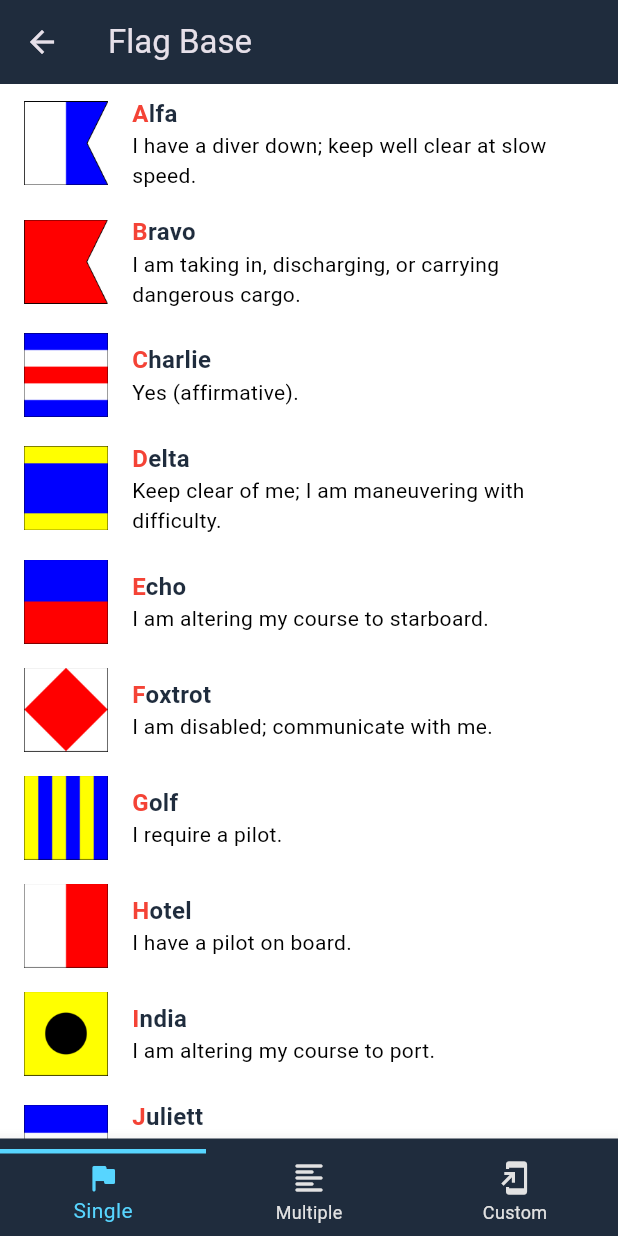
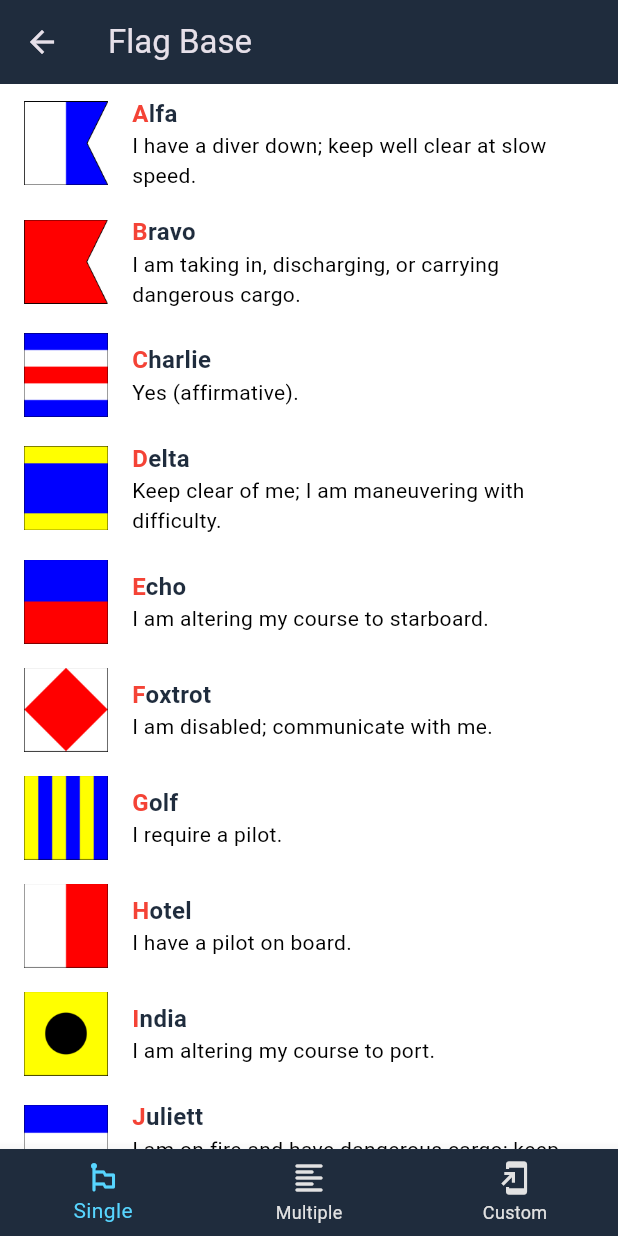
Before and after one commit to nmikolaj/signal_flags_app, a Flutter app: the screen it shows after launch, after a tap on "Study", on a phone screen of 412 x 824 dp. Run offline on Flutter 3.47's test engine with Material 3 defaults, Android fonts, the phone set to English and light mode, and no system bars; our stand-ins replace get, share_plus, stroke_text; missing offline and left inert: widgets_to_image.

Commit message:
refactor build button and undo navbar display

```diff
--- a/lib/display/dataset/dataset_screen.dart
+++ b/lib/display/dataset/dataset_screen.dart
@@ -355,58 +355,31 @@ class DatasetScreen extends StatelessWidget {
           ),
         ],
       ),
-      bottomNavigationBar: Obx(() =>
-        BottomNavigationBar(
+      bottomNavigationBar: Obx(() => BottomNavigationBar(
             currentIndex: controller.selectedMode.value - 1,
             onTap: (index) {
               controller.updateMode(index + 1);
             },
+
             backgroundColor: kBackgroundColor2,
             selectedItemColor: Color.fromARGB(255, 87, 213, 255),
             unselectedItemColor: Color.fromARGB(255, 226, 226, 226),
-          items: _buildBottomNavigationBarItems(controller),
+
+            items: [
+              BottomNavigationBarItem(
+                icon: const Icon(Icons.emoji_flags_rounded),
+                label: 'dataset_screen.single'.tr,
               ),
+              BottomNavigationBarItem(
+                icon: const Icon(Icons.format_align_left_rounded),
+                label: 'dataset_screen.multiple'.tr,
               ),
+              BottomNavigationBarItem(
+                icon: const Icon(Icons.add_to_home_screen),
+                label: 'dataset_screen.custom'.tr,
+              ),
+            ],
+          )),
     );
   }
 }
-
-List<BottomNavigationBarItem> _buildBottomNavigationBarItems(DatasetController controller) {
-  return [
-    _buildNavItem(
-      icon: const Icon(Icons.flag_rounded),
-      label: 'dataset_screen.single'.tr,
-      isSelected: controller.selectedMode.value == 1,
-    ),
-    _buildNavItem(
-      icon: const Icon(Icons.format_align_left_rounded),
-      label: 'dataset_screen.multiple'.tr,
-      isSelected: controller.selectedMode.value == 2,
-    ),
-    _buildNavItem(
-      icon: const Icon(Icons.add_to_home_screen),
-      label: 'dataset_screen.custom'.tr,
-      isSelected: controller.selectedMode.value == 3,
-    ),
-  ];
-}
-
-BottomNavigationBarItem _buildNavItem({
-  required Icon icon,
-  required String label,
-  required bool isSelected,
-}) {
-  return BottomNavigationBarItem(
-    icon: Column(
-      children: [
-        Container(
-          height: 3.0,
-          color: isSelected ? Color.fromARGB(255, 87, 213, 255) : kBackgroundColor2,
-        ),
-        const SizedBox(height: 4.0),
-        icon,
-      ],
-    ),
-    label: label,
-  );
-}
--- a/lib/display/home/home_screen.dart
+++ b/lib/display/home/home_screen.dart
@@ -3,11 +3,9 @@ import 'package:get/get.dart';
 import 'package:signal_flags_app/controllers/language_controller.dart';
 import 'package:signal_flags_app/display/dataset/dataset_screen.dart';
 import 'package:signal_flags_app/display/quiz/quiz_menu_screen.dart';
-import 'package:signal_flags_app/display/quiz/quiz_screen.dart';
 import 'package:signal_flags_app/display/signal/signal_menu_screen.dart';
-import 'package:signal_flags_app/display/transmit/transmit_screen.dart';
 import 'package:signal_flags_app/utils/constants.dart';
-import 'package:signal_flags_app/utils/widget_utils.dart';
+import 'package:signal_flags_app/utils/build_button.dart';
 
 class HomeScreen extends StatelessWidget {
   final LanguageController _languageController = Get.put(LanguageController());
@@ -99,11 +97,11 @@ class HomeScreen extends StatelessWidget {
                       ),
                     ),
                     const Spacer(flex: 6),
-                    buildButton('home_screen.flag_names'.tr, () => FlagsMenuScreen()), // widget instantiated only when user taps the button (GetX recommendation)
+                    BuildButtonWidget(text: 'home_screen.flag_names'.tr, getScreen: () => FlagsMenuScreen()), // widget instantiated only when user taps the button (GetX recommendation)
                     const SizedBox(height: 18),
-                    buildButton('home_screen.signals'.tr, () => SignalMenuScreen()),
+                    BuildButtonWidget(text: 'home_screen.signals'.tr, getScreen: () => SignalMenuScreen()),
                     const SizedBox(height: 18),
-                    buildButton('home_screen.learning'.tr, () => DatasetScreen()),
+                    BuildButtonWidget(text: 'home_screen.learning'.tr, getScreen: () => DatasetScreen()),
                     const Spacer(flex: 4),
                   ],
                 ),
--- a/lib/display/quiz/quiz_menu_screen.dart
+++ b/lib/display/quiz/quiz_menu_screen.dart
@@ -4,7 +4,7 @@ import 'package:signal_flags_app/controllers/flags_menu_controller.dart';
 import 'package:signal_flags_app/display/home/home_screen.dart';
 import 'package:signal_flags_app/display/quiz/quiz_screen.dart';
 import 'package:signal_flags_app/utils/constants.dart';
-import 'package:signal_flags_app/utils/widget_utils.dart';
+import 'package:signal_flags_app/utils/build_button.dart';
 
 class FlagsMenuScreen extends StatelessWidget {
   final FlagsMenuController _controller = Get.put(FlagsMenuController());
@@ -45,9 +45,9 @@ class FlagsMenuScreen extends StatelessWidget {
                       ),
                     ),
                     const Spacer(flex: 6),
-                    buildButton('quiz.letter'.tr, () => QuizScreen(mode: "normal", showProgressBar: _controller.showProgressBar.value, flagCount: _controller.selectedFlagCount.value)),
+                    BuildButtonWidget(text: 'quiz.letter'.tr, getScreen: () => QuizScreen(mode: "normal", showProgressBar: _controller.showProgressBar.value, flagCount: _controller.selectedFlagCount.value)),
                     const SizedBox(height: 18),
-                    buildButton('quiz.numeric'.tr, () => QuizScreen(mode: 'numeric', showProgressBar: _controller.showProgressBar.value, flagCount: _controller.selectedFlagCount.value)),
+                    BuildButtonWidget(text: 'quiz.numeric'.tr, getScreen: () => QuizScreen(mode: 'numeric', showProgressBar: _controller.showProgressBar.value, flagCount: _controller.selectedFlagCount.value)),
                     const SizedBox(height: 18),
                     const Spacer(flex: 1),
                     Obx(() => Row(
--- /dev/null
+++ b/lib/utils/build_button.dart
@@ -0,0 +1,46 @@
+import 'package:flutter/material.dart';
+import 'package:get/get.dart';
+import 'package:signal_flags_app/utils/constants.dart';
+import 'package:stroke_text/stroke_text.dart';
+
+class BuildButtonWidget extends StatelessWidget {
+  final String text;
+  final Widget Function() getScreen;
+
+  BuildButtonWidget({required this.text, required this.getScreen});
+
+  @override
+  Widget build(BuildContext context) {
+    return InkWell(
+      onTap: () => Get.to(getScreen),
+      child: Center(
+        child: Container(
+          width: MediaQuery.of(context).size.width * 0.80,
+          alignment: Alignment.center,
+          padding: EdgeInsets.all(kDefaultPadding * 0.6),
+          decoration: const BoxDecoration(
+            gradient: kButtonGradient,
+            borderRadius: BorderRadius.all(Radius.circular(20)),
+            boxShadow: [
+              BoxShadow(
+                color: Color.fromARGB(255, 61, 136, 197),
+                blurRadius: 9,
+                offset: Offset(0, 5),
+              ),
+            ],
+          ),
+          child: StrokeText(
+            text: text,
+            textStyle: TextStyle(
+              color: kWhiteColor,
+              fontSize: 24,
+              fontWeight: FontWeight.w500,
+            ),
+            strokeWidth: 3,
+            strokeColor: Color.fromARGB(255, 60, 139, 224),
+          ),
+        ),
+      ),
+    );
+  }
+}
--- a/lib/utils/widget_utils.dart
+++ /dev/null
@@ -1,40 +0,0 @@
-import 'package:flutter/material.dart';
-import 'package:get/get.dart';
-import 'package:signal_flags_app/utils/constants.dart';
-import 'package:stroke_text/stroke_text.dart';
-
-final buttonTextStyle = TextStyle(
-  color: kWhiteColor,
-  fontSize: 24,
-  fontWeight: FontWeight.w500,
-);
-
-Widget buildButton(String text, Widget Function() getScreen) {
-  return InkWell(
-    onTap: () => Get.to(getScreen),
-    child: Center(
-      child: Container(
-        width: Get.width * 0.80,
-        alignment: Alignment.center,
-        padding: EdgeInsets.all(kDefaultPadding * 0.6),
-        decoration: const BoxDecoration(
-          gradient: kButtonGradient,
-          borderRadius: BorderRadius.all(Radius.circular(20)),
-          boxShadow: [
-            BoxShadow(
-              color: Color.fromARGB(255, 61, 136, 197),
-              blurRadius: 9,
-              offset: Offset(0, 5),
-            ),
-          ],
-        ),
-        child: StrokeText(
-          text: text,
-          textStyle: buttonTextStyle,
-          strokeWidth: 3,
-          strokeColor: Color.fromARGB(255, 60, 139, 224),
-        ),
-      ),
-    ),
-  );
-}
--- a/pubspec.yaml
+++ b/pubspec.yaml
@@ -42,8 +42,6 @@ dependencies:
   # The following adds the Cupertino Icons font to your application.
   # Use with the CupertinoIcons class for iOS style icons.
   cupertino_icons: ^1.0.6
-
-  websafe_svg: ^2.0.0
 
   get: ^4.6.6
 
```
Also changed, not shown: lib/display/signal/signal_menu_screen.dart (+4 -4 lines), pubspec.lock. Lines whose indentation alone changed are shown as unchanged.
